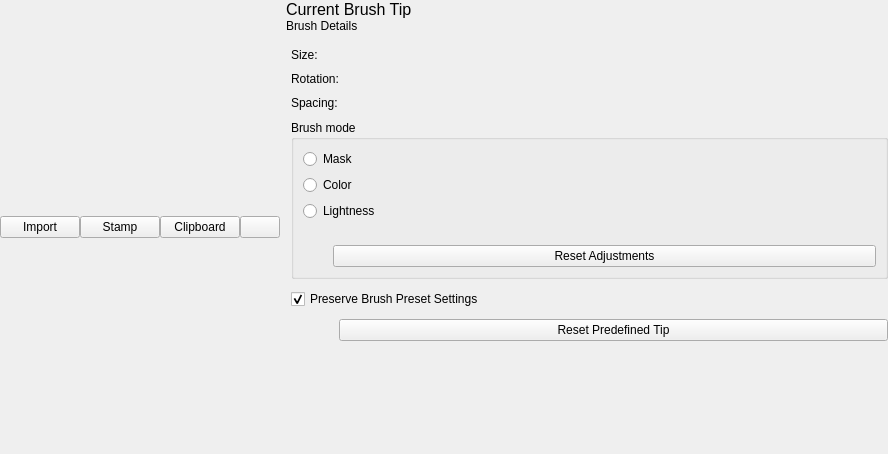
First picture: the form in plugins/paintops/libpaintop/forms/wdgpredefinedbrushchooser.ui, repository KDE/krita, before the edit.
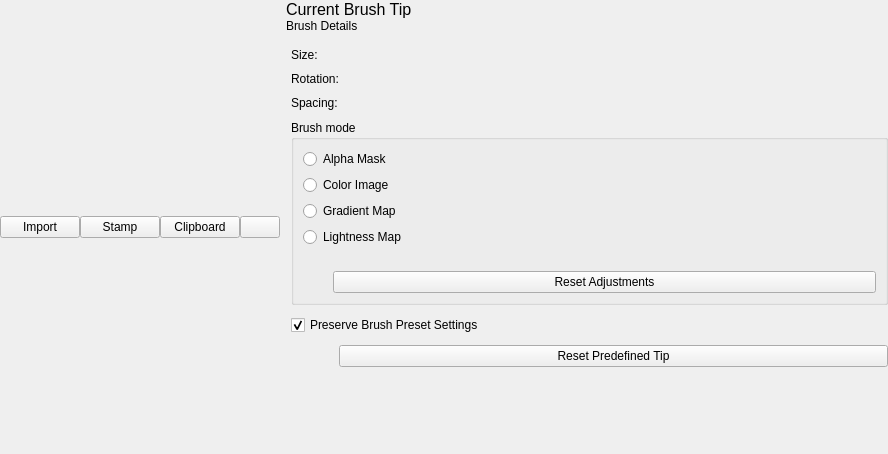
Second picture: the form after the edit. Custom widgets are drawn as their Qt base class.

Commit message: RGBA brushtips as gradient maps

```diff
--- a/plugins/paintops/libpaintop/forms/wdgpredefinedbrushchooser.ui
+++ b/plugins/paintops/libpaintop/forms/wdgpredefinedbrushchooser.ui
@@ -225,21 +225,28 @@
           <item>
            <widget class="QRadioButton" name="btnMaskMode">
             <property name="text">
-             <string>Mask</string>
+             <string>Alpha Mask</string>
             </property>
            </widget>
           </item>
           <item>
            <widget class="QRadioButton" name="btnColorMode">
             <property name="text">
-             <string>Color</string>
+             <string>Color Image</string>
+            </property>
+           </widget>
+          </item>
+          <item>
+           <widget class="QRadioButton" name="btnGradientMode">
+            <property name="text">
+             <string>Gradient Map</string>
             </property>
            </widget>
           </item>
           <item>
            <widget class="QRadioButton" name="btnLightnessMode">
             <property name="text">
-             <string>Lightness</string>
+             <string>Lightness Map</string>
             </property>
            </widget>
           </item>
```
The commit also changes 19 other files.
